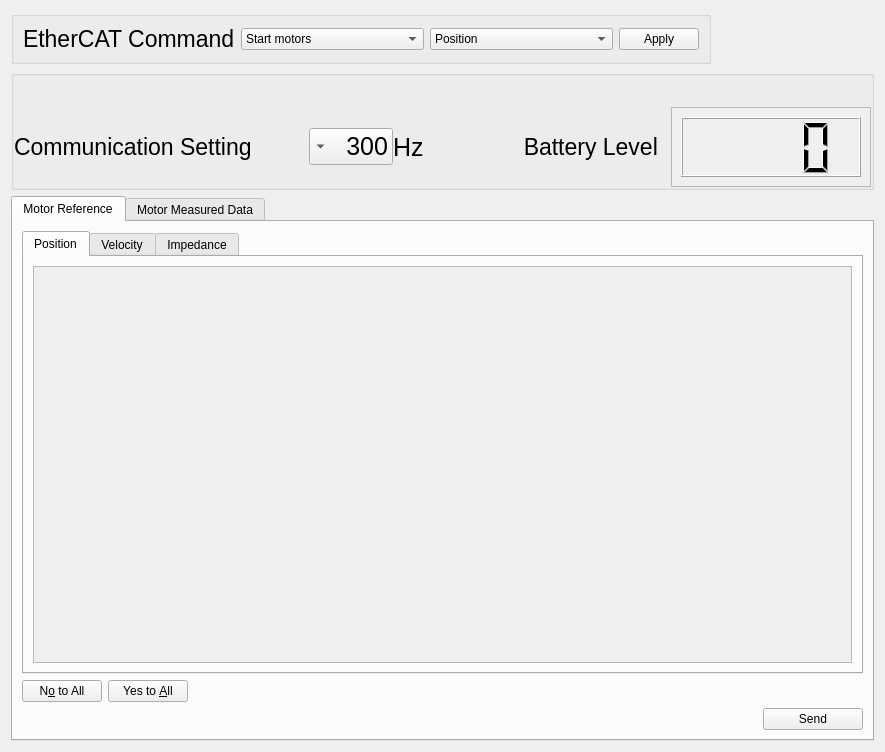
Advanced-Robotics-Facility/ecat-client-advr, file src/gui/ec_gui/src/ec_gui_start.ui: the form before one commit.
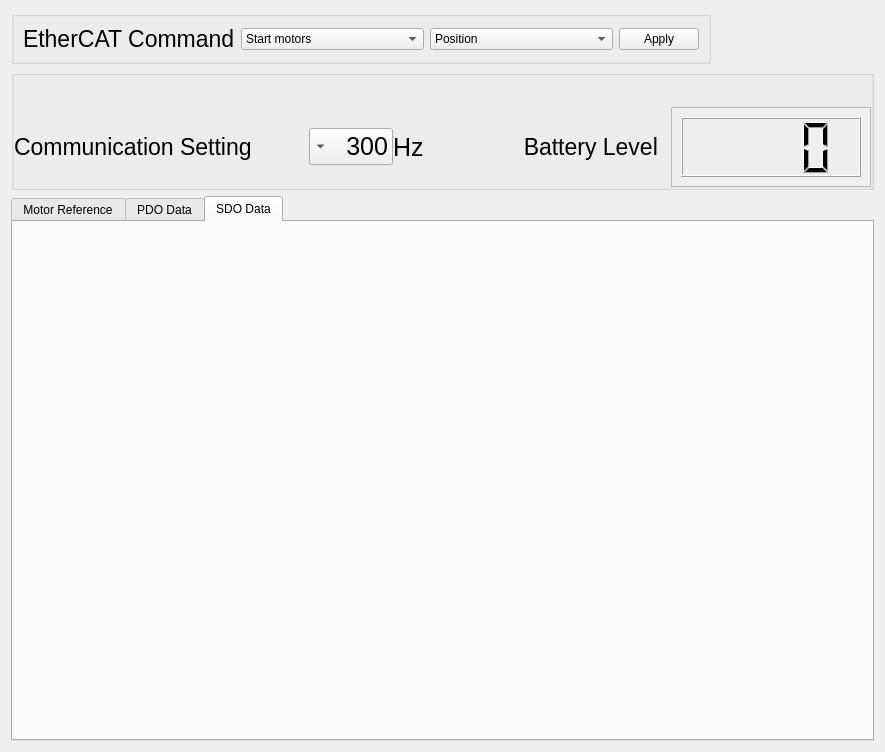
The form after the commit. The open tabs and pages were chosen to show the change.

Commit message: Added SDO tab and renamed the Motor Measured Data into PDO Data.

Diff of the .ui file:
```diff
--- a/src/gui/ec_gui/src/ec_gui_start.ui
+++ b/src/gui/ec_gui/src/ec_gui_start.ui
@@ -480,7 +480,7 @@
      </widget>
      <widget class="QWidget" name="tab_2">
       <attribute name="title">
-       <string>Motor Measured Data</string>
+       <string>PDO Data</string>
       </attribute>
       <layout class="QHBoxLayout" name="horizontalLayout_5">
        <item>
@@ -552,6 +552,12 @@
        </item>
       </layout>
      </widget>
+     <widget class="QWidget" name="tab_3">
+      <attribute name="title">
+       <string>SDO Data</string>
+      </attribute>
+      <layout class="QHBoxLayout" name="horizontalLayout_7"/>
+     </widget>
     </widget>
    </item>
   </layout>
```
